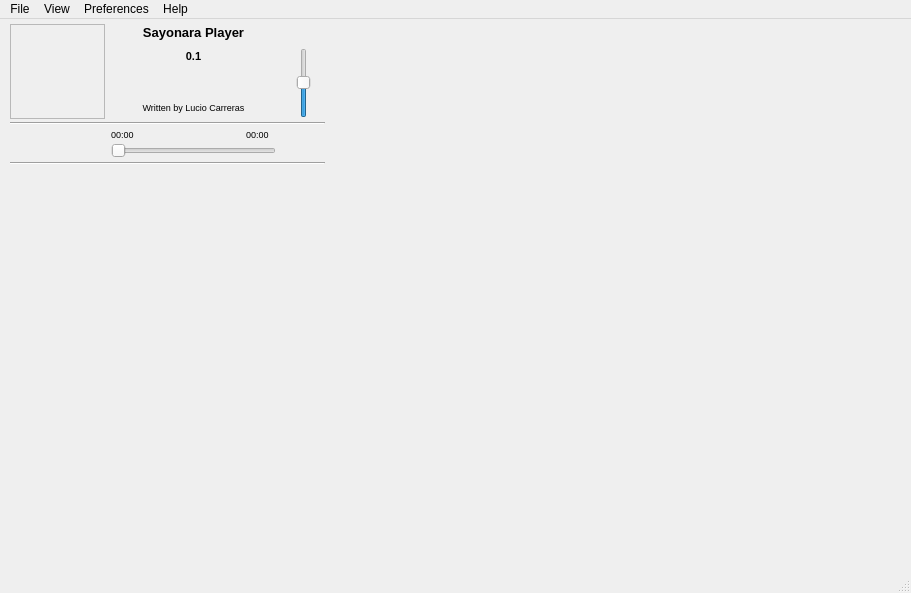
First picture: the form in trunk/GUI/GUI_Simpleplayer.ui, repository shahid334/sayonara-player, before the edit.
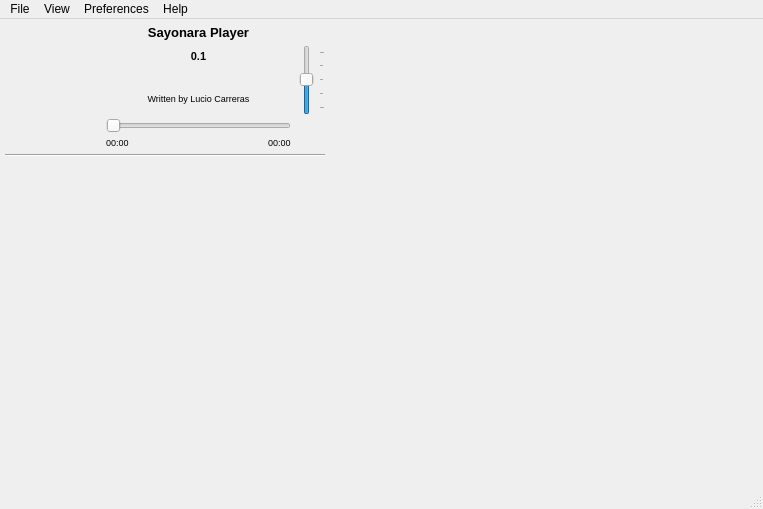
Second picture: the form after the edit. Icons and pictures are not drawn.

Diff of the .ui file:
```diff
--- a/trunk/GUI/GUI_Simpleplayer.ui
+++ b/trunk/GUI/GUI_Simpleplayer.ui
@@ -6,8 +6,8 @@
    <rect>
     <x>0</x>
     <y>0</y>
-    <width>911</width>
-    <height>593</height>
+    <width>763</width>
+    <height>509</height>
    </rect>
   </property>
   <property name="minimumSize">
@@ -46,8 +46,11 @@
     </size>
    </property>
    <layout class="QGridLayout" name="gridLayout">
+    <property name="sizeConstraint">
+     <enum>QLayout::SetDefaultConstraint</enum>
+    </property>
     <property name="leftMargin">
-     <number>10</number>
+     <number>5</number>
     </property>
     <property name="topMargin">
      <number>3</number>
@@ -61,7 +64,7 @@
     <property name="verticalSpacing">
      <number>0</number>
     </property>
-    <item row="16" column="0" colspan="6">
+    <item row="13" column="0" colspan="4">
      <widget class="QScrollArea" name="playlist_widget">
       <property name="sizePolicy">
        <sizepolicy hsizetype="MinimumExpanding" vsizetype="MinimumExpanding">
@@ -101,8 +104,8 @@
         <rect>
          <x>0</x>
          <y>0</y>
-         <width>316</width>
-         <height>380</height>
+         <width>320</width>
+         <height>307</height>
         </rect>
        </property>
        <property name="sizePolicy">
@@ -114,30 +117,7 @@
       </widget>
      </widget>
     </item>
-    <item row="9" column="0" colspan="6">
-     <widget class="Line" name="line_2">
-      <property name="orientation">
-       <enum>Qt::Horizontal</enum>
-      </property>
-     </widget>
-    </item>
-    <item row="13" column="0" colspan="6">
-     <widget class="Line" name="line">
-      <property name="enabled">
-       <bool>true</bool>
-      </property>
-      <property name="minimumSize">
-       <size>
-        <width>0</width>
-        <height>8</height>
-       </size>
-      </property>
-      <property name="orientation">
-       <enum>Qt::Horizontal</enum>
-      </property>
-     </widget>
-    </item>
-    <item row="14" column="0" rowspan="2" colspan="6">
+    <item row="11" column="0" rowspan="2" colspan="4">
      <widget class="QWidget" name="plugin_widget" native="true">
       <property name="sizePolicy">
        <sizepolicy hsizetype="Expanding" vsizetype="MinimumExpanding">
@@ -159,13 +139,13 @@
       </property>
      </widget>
     </item>
-    <item row="11" column="0" rowspan="2">
+    <item row="8" column="0" rowspan="2">
      <layout class="QHBoxLayout" name="horizontalLayout_2">
       <property name="spacing">
        <number>0</number>
       </property>
       <property name="sizeConstraint">
-       <enum>QLayout::SetDefaultConstraint</enum>
+       <enum>QLayout::SetMaximumSize</enum>
       </property>
       <property name="bottomMargin">
        <number>0</number>
@@ -225,13 +205,13 @@
         </property>
         <property name="minimumSize">
          <size>
-          <width>34</width>
+          <width>32</width>
           <height>34</height>
          </size>
         </property>
         <property name="maximumSize">
          <size>
-          <width>34</width>
+          <width>32</width>
           <height>34</height>
          </size>
         </property>
@@ -304,181 +284,11 @@
       </item>
      </layout>
     </item>
-    <item row="12" column="1" colspan="4">
-     <widget class="QSlider" name="songProgress">
-      <property name="maximumSize">
-       <size>
-        <width>16777215</width>
-        <height>20</height>
-       </size>
-      </property>
-      <property name="font">
-       <font>
-        <strikeout>false</strikeout>
-        <stylestrategy>PreferAntialias</stylestrategy>
-       </font>
-      </property>
-      <property name="focusPolicy">
-       <enum>Qt::NoFocus</enum>
-      </property>
-      <property name="orientation">
-       <enum>Qt::Horizontal</enum>
-      </property>
-      <property name="invertedAppearance">
-       <bool>false</bool>
-      </property>
-      <property name="invertedControls">
-       <bool>false</bool>
-      </property>
-      <property name="tickPosition">
-       <enum>QSlider::NoTicks</enum>
-      </property>
-      <property name="tickInterval">
-       <number>20</number>
-      </property>
-     </widget>
-    </item>
-    <item row="11" column="1">
-     <widget class="QLabel" name="curTime">
-      <property name="sizePolicy">
-       <sizepolicy hsizetype="Maximum" vsizetype="Preferred">
-        <horstretch>0</horstretch>
-        <verstretch>0</verstretch>
-       </sizepolicy>
-      </property>
-      <property name="minimumSize">
-       <size>
-        <width>30</width>
-        <height>0</height>
-       </size>
-      </property>
-      <property name="maximumSize">
-       <size>
-        <width>30</width>
-        <height>18</height>
-       </size>
-      </property>
-      <property name="font">
-       <font>
-        <pointsize>7</pointsize>
-       </font>
-      </property>
-      <property name="styleSheet">
-       <string notr="true"/>
-      </property>
-      <property name="text">
-       <string>00:00</string>
-      </property>
-     </widget>
-    </item>
-    <item row="11" column="2" colspan="2">
-     <spacer name="horizontalSpacer">
-      <property name="orientation">
-       <enum>Qt::Horizontal</enum>
-      </property>
-      <property name="sizeType">
-       <enum>QSizePolicy::Expanding</enum>
-      </property>
-      <property name="sizeHint" stdset="0">
-       <size>
-        <width>40</width>
-        <height>18</height>
-       </size>
-      </property>
-     </spacer>
-    </item>
-    <item row="0" column="5">
-     <widget class="QPushButton" name="btn_mute">
-      <property name="maximumSize">
-       <size>
-        <width>50</width>
-        <height>30</height>
-       </size>
-      </property>
-      <property name="text">
-       <string/>
-      </property>
-      <property name="icon">
-       <iconset>
-        <normaloff>icons/vol_mute.png</normaloff>icons/vol_mute.png</iconset>
-      </property>
-      <property name="iconSize">
-       <size>
-        <width>24</width>
-        <height>24</height>
-       </size>
-      </property>
-      <property name="flat">
-       <bool>true</bool>
-      </property>
-     </widget>
-    </item>
-    <item row="1" column="5" rowspan="8">
-     <widget class="QSlider" name="volumeSlider">
-      <property name="sizePolicy">
-       <sizepolicy hsizetype="Fixed" vsizetype="Expanding">
-        <horstretch>0</horstretch>
-        <verstretch>0</verstretch>
-       </sizepolicy>
-      </property>
-      <property name="maximumSize">
-       <size>
-        <width>50</width>
-        <height>70</height>
-       </size>
-      </property>
-      <property name="focusPolicy">
-       <enum>Qt::NoFocus</enum>
-      </property>
-      <property name="value">
-       <number>50</number>
-      </property>
-      <property name="tracking">
-       <bool>true</bool>
-      </property>
-      <property name="orientation">
-       <enum>Qt::Vertical</enum>
-      </property>
-     </widget>
-    </item>
-    <item row="11" column="5" rowspan="2">
-     <widget class="QPushButton" name="btn_stop">
-      <property name="minimumSize">
-       <size>
-        <width>28</width>
-        <height>28</height>
-       </size>
-      </property>
-      <property name="maximumSize">
-       <size>
-        <width>50</width>
-        <height>28</height>
-       </size>
-      </property>
-      <property name="text">
-       <string/>
-      </property>
-      <property name="icon">
-       <iconset>
-        <normaloff>icons/stop.png</normaloff>
-        <selectedoff>icons/stop.png</selectedoff>icons/stop.png</iconset>
-      </property>
-      <property name="iconSize">
-       <size>
-        <width>22</width>
-        <height>22</height>
-       </size>
-      </property>
-      <property name="flat">
-       <bool>true</bool>
-      </property>
-     </widget>
-    </item>
-    <item row="0" column="9" rowspan="17" colspan="4">
+    <item row="0" column="7" rowspan="14" colspan="4">
      <widget class="QWidget" name="library_widget" native="true">
       <property name="sizePolicy">
        <sizepolicy hsizetype="Expanding" vsizetype="Expanding">
-        <horstretch>10</horstretch>
+        <horstretch>7</horstretch>
         <verstretch>0</verstretch>
        </sizepolicy>
       </property>
@@ -490,7 +300,7 @@
       </property>
      </widget>
     </item>
-    <item row="0" column="1" colspan="4">
+    <item row="0" column="1" colspan="2">
      <widget class="QLabel" name="title">
       <property name="sizePolicy">
        <sizepolicy hsizetype="Expanding" vsizetype="Preferred">
@@ -501,7 +311,7 @@
       <property name="maximumSize">
        <size>
         <width>16777215</width>
-        <height>18</height>
+        <height>30</height>
        </size>
       </property>
       <property name="font">
@@ -540,7 +350,7 @@
       </property>
      </widget>
     </item>
-    <item row="0" column="0" rowspan="9">
+    <item row="0" column="0" rowspan="7">
      <widget class="QLabel" name="albumCover">
       <property name="minimumSize">
        <size>
@@ -558,7 +368,7 @@
        <enum>Qt::StrongFocus</enum>
       </property>
       <property name="frameShape">
-       <enum>QFrame::StyledPanel</enum>
+       <enum>QFrame::NoFrame</enum>
       </property>
       <property name="text">
        <string/>
@@ -571,7 +381,7 @@
       </property>
      </widget>
     </item>
-    <item row="3" column="1" rowspan="4" colspan="4">
+    <item row="3" column="1" rowspan="2" colspan="2">
      <widget class="QLabel" name="artist">
       <property name="minimumSize">
        <size>
@@ -616,7 +426,7 @@
       </property>
      </widget>
     </item>
-    <item row="1" column="1" rowspan="2" colspan="4">
+    <item row="1" column="1" rowspan="2" colspan="2">
      <widget class="QLabel" name="rating">
       <property name="minimumSize">
        <size>
@@ -652,7 +462,7 @@
       </property>
      </widget>
     </item>
-    <item row="7" column="1" colspan="4">
+    <item row="5" column="1" colspan="2">
      <widget class="QLabel" name="album">
       <property name="minimumSize">
        <size>
@@ -685,33 +495,259 @@
       </property>
      </widget>
     </item>
-    <item row="11" column="4">
-     <widget class="QLabel" name="maxTime">
+    <item row="9" column="1" colspan="2">
+     <layout class="QHBoxLayout" name="horizontalLayout">
+      <item>
+       <widget class="QLabel" name="maxTime">
+        <property name="sizePolicy">
+         <sizepolicy hsizetype="Minimum" vsizetype="Preferred">
+          <horstretch>0</horstretch>
+          <verstretch>0</verstretch>
+         </sizepolicy>
+        </property>
+        <property name="minimumSize">
+         <size>
+          <width>0</width>
+          <height>0</height>
+         </size>
+        </property>
+        <property name="maximumSize">
+         <size>
+          <width>30</width>
+          <height>18</height>
+         </size>
+        </property>
+        <property name="font">
+         <font>
+          <pointsize>7</pointsize>
+         </font>
+        </property>
+        <property name="lineWidth">
+         <number>0</number>
+        </property>
+        <property name="text">
+         <string>00:00</string>
+        </property>
+       </widget>
+      </item>
+      <item>
+       <spacer name="horizontalSpacer">
+        <property name="orientation">
+         <enum>Qt::Horizontal</enum>
+        </property>
+        <property name="sizeType">
+         <enum>QSizePolicy::MinimumExpanding</enum>
+        </property>
+        <property name="sizeHint" stdset="0">
+         <size>
+          <width>40</width>
+          <height>10</height>
+         </size>
+        </property>
+       </spacer>
+      </item>
+      <item>
+       <widget class="QLabel" name="curTime">
+        <property name="sizePolicy">
+         <sizepolicy hsizetype="Minimum" vsizetype="Preferred">
+          <horstretch>0</horstretch>
+          <verstretch>0</verstretch>
+         </sizepolicy>
+        </property>
+        <property name="minimumSize">
+         <size>
+          <width>0</width>
+          <height>0</height>
+         </size>
+        </property>
+        <property name="maximumSize">
+         <size>
+          <width>30</width>
+          <height>18</height>
+         </size>
+        </property>
+        <property name="font">
+         <font>
+          <pointsize>7</pointsize>
+         </font>
+        </property>
+        <property name="styleSheet">
+         <string notr="true"/>
+        </property>
+        <property name="lineWidth">
+         <number>0</number>
+        </property>
+        <property name="text">
+         <string>00:00</string>
+        </property>
+       </widget>
+      </item>
+     </layout>
+    </item>
+    <item row="8" column="3" rowspan="2">
+     <widget class="QPushButton" name="btn_stop">
+      <property name="minimumSize">
+       <size>
+        <width>28</width>
+        <height>28</height>
+       </size>
+      </property>
+      <property name="maximumSize">
+       <size>
+        <width>28</width>
+        <height>28</height>
+       </size>
+      </property>
+      <property name="text">
+       <string/>
+      </property>
+      <property name="icon">
+       <iconset>
+        <normaloff>icons/stop.png</normaloff>
+        <selectedoff>icons/stop.png</selectedoff>icons/stop.png</iconset>
+      </property>
+      <property name="iconSize">
+       <size>
+        <width>22</width>
+        <height>22</height>
+       </size>
+      </property>
+      <property name="flat">
+       <bool>true</bool>
+      </property>
+     </widget>
+    </item>
+    <item row="8" column="1" colspan="2">
+     <widget class="QSlider" name="songProgress">
       <property name="sizePolicy">
-       <sizepolicy hsizetype="Maximum" vsizetype="Preferred">
+       <sizepolicy hsizetype="Expanding" vsizetype="Fixed">
         <horstretch>0</horstretch>
         <verstretch>0</verstretch>
        </sizepolicy>
       </property>
       <property name="minimumSize">
        <size>
-        <width>30</width>
+        <width>185</width>
         <height>0</height>
        </size>
       </property>
       <property name="maximumSize">
        <size>
-        <width>30</width>
-        <height>18</height>
+        <width>16777215</width>
+        <height>20</height>
+       </size>
+      </property>
+      <property name="sizeIncrement">
+       <size>
+        <width>3</width>
+        <height>0</height>
        </size>
       </property>
       <property name="font">
        <font>
-        <pointsize>7</pointsize>
+        <strikeout>false</strikeout>
+        <stylestrategy>PreferAntialias</stylestrategy>
        </font>
       </property>
+      <property name="focusPolicy">
+       <enum>Qt::NoFocus</enum>
+      </property>
+      <property name="orientation">
+       <enum>Qt::Horizontal</enum>
+      </property>
+      <property name="invertedAppearance">
+       <bool>false</bool>
+      </property>
+      <property name="invertedControls">
+       <bool>false</bool>
+      </property>
+      <property name="tickPosition">
+       <enum>QSlider::NoTicks</enum>
+      </property>
+      <property name="tickInterval">
+       <number>20</number>
+      </property>
+     </widget>
+    </item>
+    <item row="10" column="0" colspan="4">
+     <widget class="Line" name="line">
+      <property name="enabled">
+       <bool>true</bool>
+      </property>
+      <property name="minimumSize">
+       <size>
+        <width>0</width>
+        <height>8</height>
+       </size>
+      </property>
+      <property name="orientation">
+       <enum>Qt::Horizontal</enum>
+      </property>
+     </widget>
+    </item>
+    <item row="0" column="3">
+     <widget class="QPushButton" name="btn_mute">
+      <property name="maximumSize">
+       <size>
+        <width>28</width>
+        <height>30</height>
+       </size>
+      </property>
       <property name="text">
-       <string>00:00</string>
+       <string/>
+      </property>
+      <property name="icon">
+       <iconset>
+        <normaloff>icons/vol_mute.png</normaloff>icons/vol_mute.png</iconset>
+      </property>
+      <property name="iconSize">
+       <size>
+        <width>24</width>
+        <height>24</height>
+       </size>
+      </property>
+      <property name="flat">
+       <bool>true</bool>
+      </property>
+     </widget>
+    </item>
+    <item row="1" column="3" rowspan="6">
+     <widget class="QSlider" name="volumeSlider">
+      <property name="sizePolicy">
+       <sizepolicy hsizetype="Fixed" vsizetype="Expanding">
+        <horstretch>0</horstretch>
+        <verstretch>0</verstretch>
+       </sizepolicy>
+      </property>
+      <property name="maximumSize">
+       <size>
+        <width>28</width>
+        <height>70</height>
+       </size>
+      </property>
+      <property name="focusPolicy">
+       <enum>Qt::NoFocus</enum>
+      </property>
+      <property name="value">
+       <number>50</number>
+      </property>
+      <property name="tracking">
+       <bool>true</bool>
+      </property>
+      <property name="orientation">
+       <enum>Qt::Vertical</enum>
+      </property>
+      <property name="invertedAppearance">
+       <bool>false</bool>
+      </property>
+      <property name="invertedControls">
+       <bool>false</bool>
+      </property>
+      <property name="tickPosition">
+       <enum>QSlider::TicksBelow</enum>
+      </property>
+      <property name="tickInterval">
+       <number>25</number>
       </property>
      </widget>
     </item>
@@ -722,7 +758,7 @@
     <rect>
      <x>0</x>
      <y>0</y>
-     <width>911</width>
+     <width>763</width>
      <height>23</height>
     </rect>
    </property>
```
Left out of the diff: 4 changed lines with no effect on the pictures.
